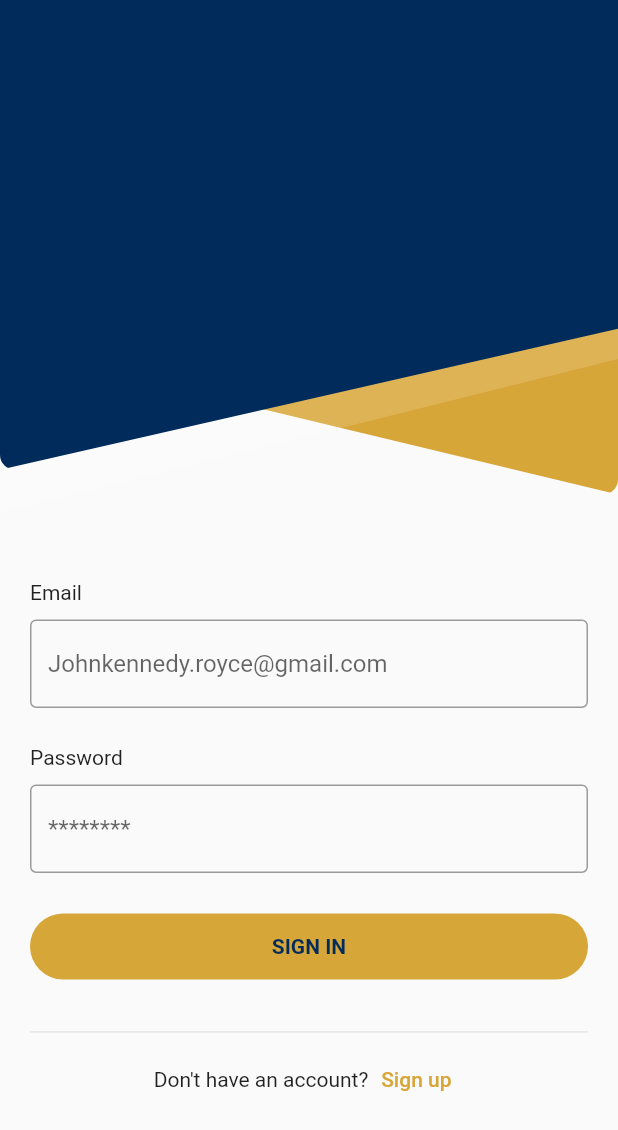
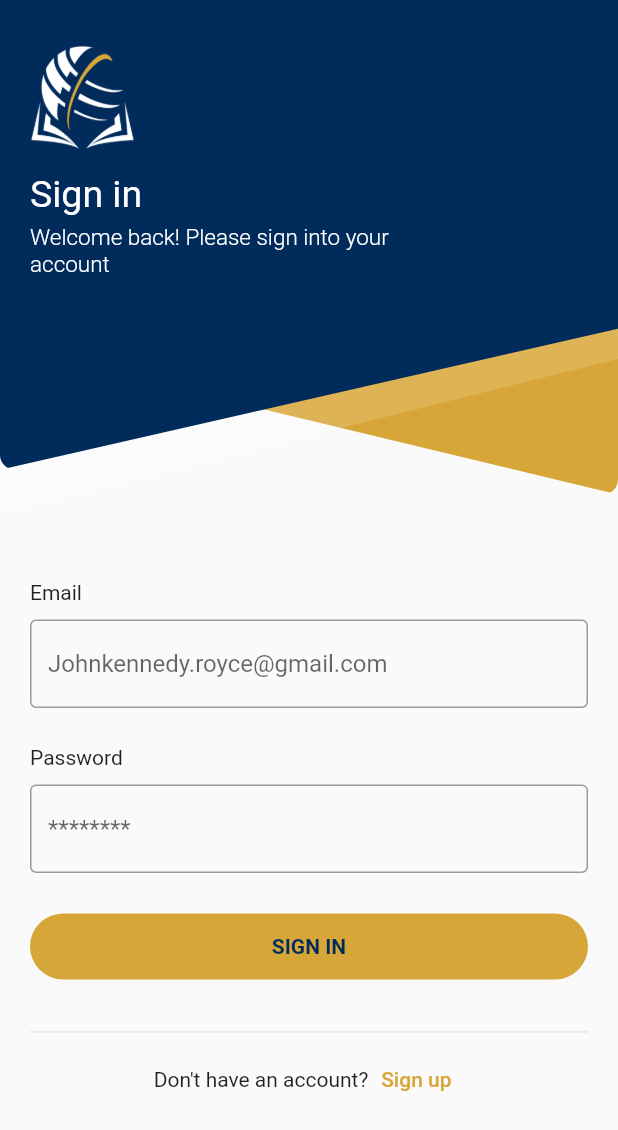
Before and after one commit to aksanadev/soli, a Flutter app: the screen it shows after launch, on a phone screen of 412 x 824 dp. Shown: the top 1130 px of the screen. Run offline on Flutter 3.47's test engine with Material 2 defaults, Android fonts, the light colour scheme and no system bars; our stand-ins replace bloc, email_validator, equatable, firebase_auth, firebase_core, flutter_bloc; accounts and stored records are empty.

Commit message:
login page done and some code changes

```diff
--- a/lib/screens/loginScreen/login_screen.dart
+++ b/lib/screens/loginScreen/login_screen.dart
@@ -80,6 +80,20 @@ class _LoginScreenState extends State<LoginScreen> {
                           height: MediaQuery.of(context).size.height * .38,
                         ),
                       ),
+                      Padding(
+                        padding: const EdgeInsets.symmetric(horizontal: 20, vertical: 30),
+                        child: Column(
+                          mainAxisAlignment: MainAxisAlignment.start,
+                          crossAxisAlignment: CrossAxisAlignment.start,
+                          children: [
+                            CircleAvatar(backgroundColor: Colors.transparent,radius: 35, child: Image.asset("assets/images/soli_logo_white.png"),),
+                            Padding(
+                              padding: const EdgeInsets.only(top: 15, bottom: 5),
+                              child: Text("Sign in", style: TextStyle(color: Colors.white, fontSize: 25),),
+                            ),Text("Welcome back! Please sign into your\naccount", style: TextStyle(color: Colors.white, fontSize: 15, fontWeight: FontWeight.w300),),
+                          ],
+                        ),
+                      )
                     ],
                   ),
                   Padding(
@@ -137,7 +151,6 @@ class _LoginScreenState extends State<LoginScreen> {
                             const Divider(),
                             Row(
                               mainAxisAlignment: MainAxisAlignment.center,
-
                               children: [
                                 const Text("Don't have an account?"),
                                 TextButton(
--- a/pubspec.yaml
+++ b/pubspec.yaml
@@ -66,6 +66,7 @@ flutter:
   # To add assets to your application, add an assets section, like this:
   assets:
     - assets/images/soli_logo_transparent_bg.png
+    - assets/images/soli_logo_white.png
   #   - images/a_dot_ham.jpeg
 
   # An image asset can refer to one or more resolution-specific "variants", see
```
Also changed, not shown: 1 other file.
